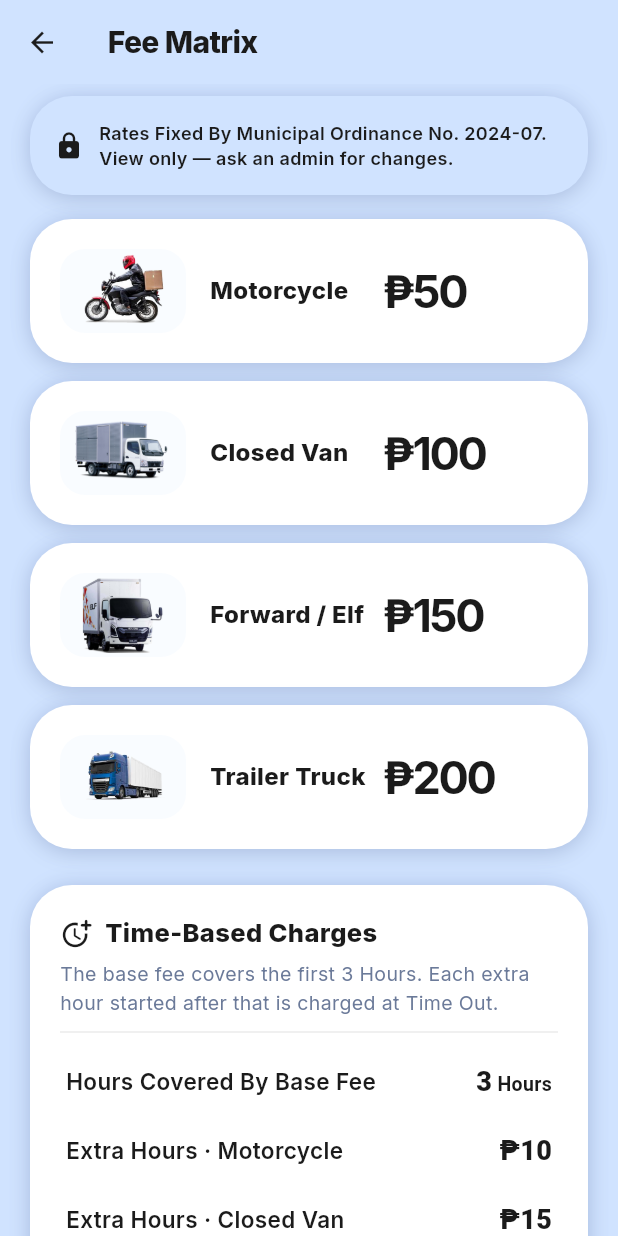
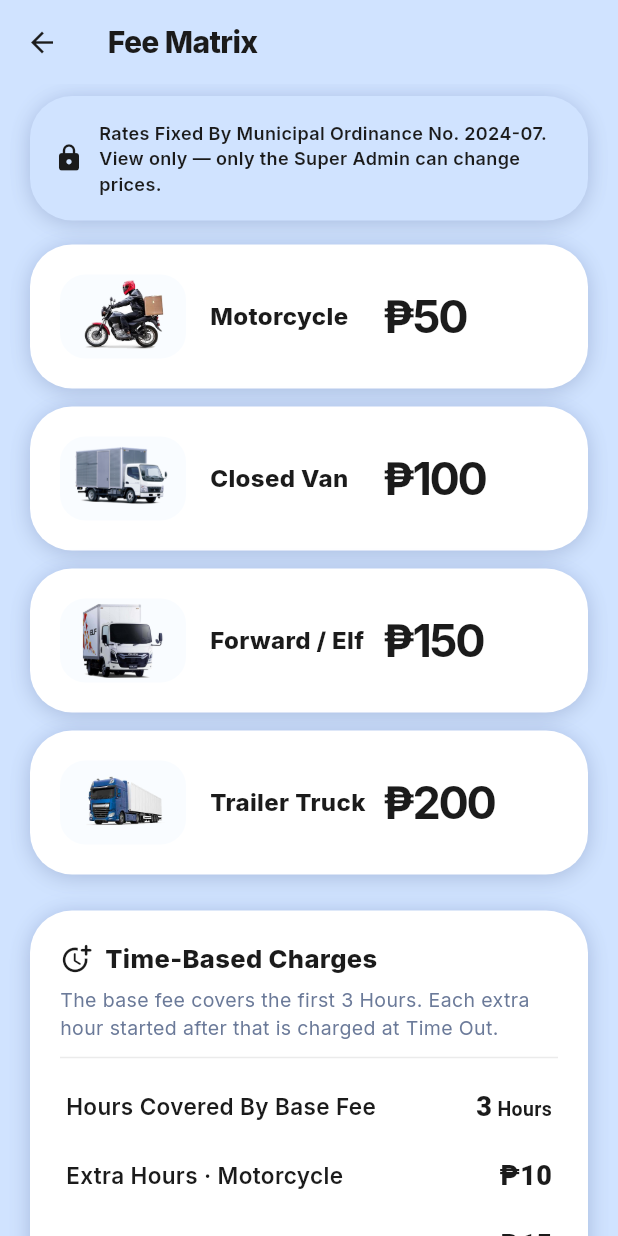
Before and after one commit to Gerald0408/PayPark-Thesis, a Flutter app: the FeesScreen screen opened directly, on a phone screen of 412 x 824 dp. Run offline on Flutter 3.47's test engine with Material 3 defaults, Android fonts, the phone set to English and light mode, and no system bars; our stand-ins replace camera, cloud_firestore, connectivity_plus, file_picker, firebase_auth, firebase_core and 12 more; missing offline and left inert: encrypt, esc_pos_utils_plus, flutter_pos_printer_platform_image_3, google_mlkit_face_detection, google_mlkit_text_recognition, light and 3 more; accounts and stored records are empty.

Commit message:
Super Admin role, offline portal fixes, Collection Reports fix
- Super Admin (the meta/admin_bootstrap account) alone sets prices,
  makes/removes Admins, acts on Admin accounts, deletes from the trash
  for good and reads Error Logs; Admins monitor collectors, reports and
  sign-in help. Enforced in firestore.rules and reflected in the app
  (role labels, Collectors/Trash menus, Fee Matrix view-only, greeting).
- Deleting a registered vehicle is Admin-only; Registered Vehicles tile
  shown to Admins too.
- Collection Reports: fix setState returning a Future on open.
- Driver portal: pre-cache the Firebase JS SDK and bundle Inter so one
  online visit is enough offline; load fonts before the first frame
  (language switch no longer clips); vehicle-type pictures on cards.
- Time Out sheet: smaller centered "Not leaving?" link, Collect button
  without icon or "(no printer)".
- Edit Vehicle: "Save Changes", "Driver Portal PIN"; audit text
  "Set up Driver Portal PIN for <name> (Card <tag>)".

Co-Authored-By: Claude Opus 5.5 <noreply@anthropic.com>

```diff
--- a/lib/screens/fees_screen.dart
+++ b/lib/screens/fees_screen.dart
@@ -24,8 +24,9 @@ class _FeesScreenState extends State<FeesScreen> {
   // must see the same Stream instance across every rebuild (fee edits
   // trigger rebuilds via _onFeesChanged), not a fresh one re-read from the
   // getter each time. See YosRepository.currentUserIsAdmin's doc comment.
-  late final Stream<bool> _isAdminStream =
-      YosRepository.instance.currentUserIsAdmin;
+  // Prices are the Super Admin's alone; everyone else sees them read-only.
+  late final Stream<bool> _canEditStream =
+      YosRepository.instance.currentUserIsSuperAdmin;
 
   @override
   void initState() {
@@ -56,7 +57,7 @@ class _FeesScreenState extends State<FeesScreen> {
       return;
     }
     // Was a bare `await` with no try/catch: a denied write (e.g. Firestore
-    // rules rejecting it — settings/fees requires isAdmin(), which itself
+    // rules rejecting it — settings/fees requires isSuperAdmin(), which itself
     // requires Face ID enrolled, not just is_admin true) got silently
     // rolled back by Firestore's own optimistic-write revert, with no
     // toast either way — the dialog just closed and the rate quietly
@@ -184,11 +185,11 @@ class _FeesScreenState extends State<FeesScreen> {
   /// admin-only, reached from a button inside the dialog rather than the
   /// row tap directly, so a view-only account can still see the same
   /// history an admin sees.
-  Future<void> _showFeeDetails(VehicleType type, bool isAdmin) async {
+  Future<void> _showFeeDetails(VehicleType type, bool canEdit) async {
     final editRequested = await showDialog<bool>(
       context: context,
       builder: (dialogContext) =>
-          _FeeDetailsDialog(type: type, isAdmin: isAdmin),
+          _FeeDetailsDialog(type: type, canEdit: canEdit),
     );
     if (editRequested == true) await _editFee(type);
   }
@@ -205,33 +206,33 @@ class _FeesScreenState extends State<FeesScreen> {
       body: TouchGlowOverlay(
         child: SafeArea(
           child: StreamBuilder<bool>(
-            stream: _isAdminStream,
+            stream: _canEditStream,
             initialData: false,
             builder: (context, snap) {
-              final isAdmin = snap.data ?? false;
+              final canEdit = snap.data ?? false;
               return ListView(
                 padding: const EdgeInsets.fromLTRB(20, 8, 20, 24),
                 children: [
                   PopIn(
                     child: GlassCard(
-                      color: isAdmin ? YosColors.mint : YosColors.pistachio,
+                      color: canEdit ? YosColors.mint : YosColors.pistachio,
                       padding: const EdgeInsets.all(16),
                       child: Row(
                         children: [
                           Icon(
-                              isAdmin ? Icons.edit_rounded : Icons.lock_rounded,
+                              canEdit ? Icons.edit_rounded : Icons.lock_rounded,
                               color: YosColors.ink,
                               size: 20),
                           const SizedBox(width: 10),
                           Expanded(
                             child: Text(
-                              isAdmin
+                              canEdit
                                   ? t(
                                       'Rates Fixed By $kOrdinanceRef. Tap a rate to update it — changes sync to every device.',
                                       'Naka-fix ang mga bayad ayon sa $kOrdinanceRef. I-tap ang isang rate para i-update ito — nag-sync ang mga pagbabago sa lahat ng device.')
                                   : t(
-                                      'Rates Fixed By $kOrdinanceRef. View only — ask an admin for changes.',
-                                      'Naka-fix ang mga bayad ayon sa $kOrdinanceRef. Tingin lang — magtanong sa admin para sa mga pagbabago.'),
+                                      'Rates Fixed By $kOrdinanceRef. View only — only the Super Admin can change prices.',
+                                      'Naka-fix ang mga bayad ayon sa $kOrdinanceRef. Tingin lang — ang Super Admin lang ang makakapagpalit ng presyo.'),
                               style: TextStyle(
                                   color: YosColors.ink,
                                   fontSize: 12,
@@ -250,7 +251,7 @@ class _FeesScreenState extends State<FeesScreen> {
                         delayMs: 80 + i * 60,
                         child: GlassCard(
                           onTap: () =>
-                              _showFeeDetails(VehicleType.values[i], isAdmin),
+                              _showFeeDetails(VehicleType.values[i], canEdit),
                           child: Row(
                             children: [
                               VehicleTypeBadge(
@@ -299,7 +300,7 @@ class _FeesScreenState extends State<FeesScreen> {
                                           ?.copyWith(fontSize: 30)),
                                 ),
                               ),
-                              if (isAdmin) ...[
+                              if (canEdit) ...[
                                 const SizedBox(width: 6),
                                 Icon(Icons.edit_rounded,
                                     color: YosColors.sub, size: 18),
@@ -311,7 +312,7 @@ class _FeesScreenState extends State<FeesScreen> {
                     ),
                   const SizedBox(height: 12),
                   _TimeChargesCard(
-                    isAdmin: isAdmin,
+                    canEdit: canEdit,
                     onEditBaseHours: _editBaseHours,
                     onEditExtra: _editExtraHour,
                     onEditLostTicket: _editLostTicketFee,
@@ -334,9 +335,9 @@ class _FeesScreenState extends State<FeesScreen> {
 /// query needed. Popping `true` (the "Edit rate" button, admin only) tells
 /// FeesScreen's [_showFeeDetails] to chain straight into [_EditFeeDialog].
 class _FeeDetailsDialog extends StatelessWidget {
-  const _FeeDetailsDialog({required this.type, required this.isAdmin});
+  const _FeeDetailsDialog({required this.type, required this.canEdit});
   final VehicleType type;
-  final bool isAdmin;
+  final bool canEdit;
 
   @override
   Widget build(BuildContext context) {
@@ -400,7 +401,7 @@ class _FeeDetailsDialog extends StatelessWidget {
               ],
             ),
           ),
-          if (isAdmin)
+          if (canEdit)
             Padding(
               padding: const EdgeInsets.fromLTRB(20, 0, 20, 20),
               child: Material(
@@ -581,13 +582,13 @@ class _EditFeeDialogState extends State<_EditFeeDialog> {
 /// to change it.
 class _TimeChargesCard extends StatelessWidget {
   const _TimeChargesCard({
-    required this.isAdmin,
+    required this.canEdit,
     required this.onEditBaseHours,
     required this.onEditExtra,
     required this.onEditLostTicket,
   });
 
-  final bool isAdmin;
+  final bool canEdit;
   final VoidCallback onEditBaseHours;
   final ValueChanged<VehicleType> onEditExtra;
   final VoidCallback onEditLostTicket;
@@ -604,7 +605,7 @@ class _TimeChargesCard extends StatelessWidget {
     Widget row(String label, String value, VoidCallback onTap,
             {String? unit}) =>
         InkWell(
-          onTap: isAdmin ? onTap : null,
+          onTap: canEdit ? onTap : null,
           borderRadius: BorderRadius.circular(12),
           child: Padding(
             padding: const EdgeInsets.symmetric(vertical: 10, horizontal: 4),
@@ -632,7 +633,7 @@ class _TimeChargesCard extends StatelessWidget {
                   textAlign: TextAlign.right,
                   style: TextStyle(color: YosColors.ink),
                 ),
-                if (isAdmin) ...[
+                if (canEdit) ...[
                   const SizedBox(width: 6),
                   Icon(Icons.edit_rounded, color: YosColors.sub, size: 18),
                 ],
--- a/lib/widgets/driver_pin_dialog.dart
+++ b/lib/widgets/driver_pin_dialog.dart
@@ -68,8 +68,8 @@ class _DriverPinDialogState extends State<DriverPinDialog> {
       await DriverAccountService.instance.setPin(
           rfidTag: widget.rfidTag, driverName: widget.driverName, pin: pin);
       YosRepository.instance.logAudit(AuditAction.driverPortalPin,
-          '${_hasAccess == true ? 'Reset' : 'Set up'} driver portal PIN for '
-          '${widget.driverName} (card ${widget.rfidTag})');
+          '${_hasAccess == true ? 'Reset' : 'Set up'} Driver Portal PIN for '
+          '${widget.driverName} (Card ${widget.rfidTag})');
       if (!mounted) return;
       Navigator.of(context).pop();
       Toast.success(
@@ -110,7 +110,7 @@ class _DriverPinDialogState extends State<DriverPinDialog> {
 
     return AlertDialog(
       backgroundColor: YosColors.surface,
-      title: Text(t('Driver portal PIN', 'PIN para sa driver portal'),
+      title: Text(t('Driver Portal PIN', 'PIN para sa driver portal'),
           style: TextStyle(color: YosColors.ink, fontWeight: FontWeight.w800)),
       content: SingleChildScrollView(
         child: Column(
--- a/pubspec.yaml
+++ b/pubspec.yaml
@@ -84,6 +84,7 @@ flutter:
     - assets/icon/logo.png
     - assets/icon/logo_receipt.png
     - assets/vehicles/
+    - assets/google_fonts/
     - assets/models/mobilefacenet.tflite
     - assets/videos/intro_background.mp4
 
```
Also changed, not shown: lib/driver_portal/driver_home_screen.dart (+5 -2 lines), lib/driver_portal/language_toggle.dart (+6 -2 lines), lib/main_driver.dart (+10 -0 lines), lib/screens/collectors_screen.dart (+59 -20 lines), lib/screens/dashboard_screen.dart (+24 -8 lines), lib/screens/profile_screen.dart (+18 -3 lines), lib/screens/registry_screen.dart (+17 -3 lines), lib/screens/reports_screen.dart (+9 -2 lines), lib/screens/trash_screen.dart (+34 -5 lines), lib/services/firestore_service.dart (+23 -0 lines), lib/widgets/check_out_sheet.dart (+14 -14 lines), tool/build_driver_web.dart (+26 -4 lines), assets/google_fonts/Inter-Bold.ttf (added), assets/google_fonts/Inter-Medium.ttf (added), 2 more files, 2 other files.
